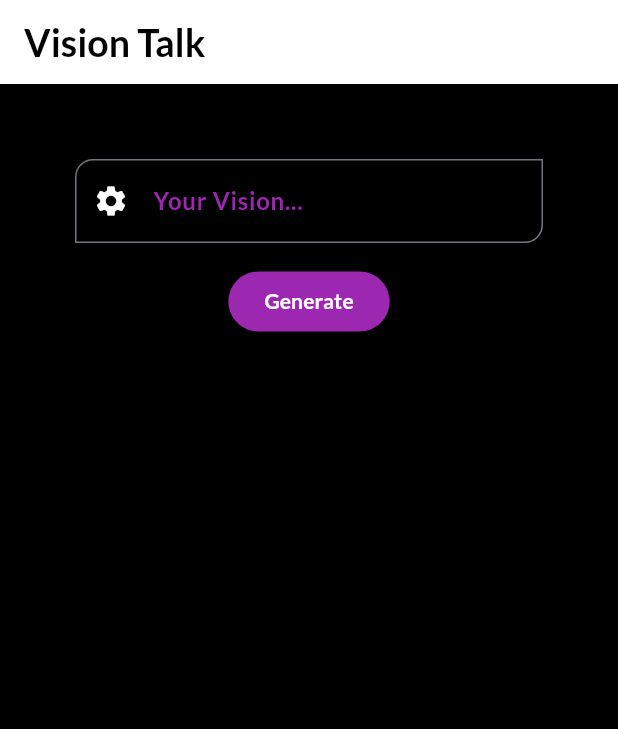
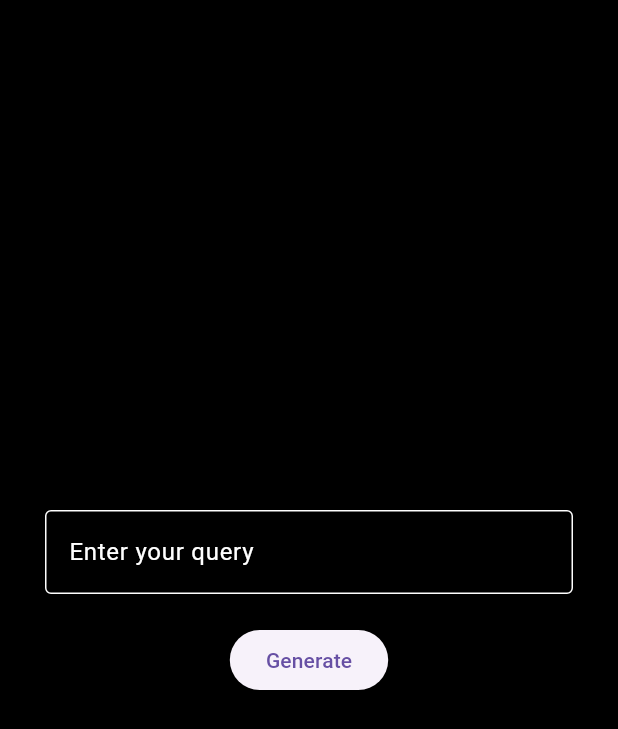
Before and after one commit to SerujanSatkunanathan/vision_talk, a Flutter app: the screen it shows after launch, on a phone screen of 412 x 824 dp. Shown: the top 729 px of the screen. Run offline on Flutter 3.47's test engine with Material 3 defaults, Android fonts, the phone set to English and light mode, and no system bars; our stand-ins replace another_flutter_splash_screen, google_fonts, google_generative_ai.

Commit message:
gemini integration

```diff
--- /dev/null
+++ b/lib/gemini.dart
@@ -0,0 +1,93 @@
+import 'package:flutter/material.dart';
+import 'package:google_generative_ai/google_generative_ai.dart';
+
+class Gemini extends StatefulWidget {
+  const Gemini({super.key});
+
+  @override
+  State<Gemini> createState() => _GeminiState();
+}
+
+class _GeminiState extends State<Gemini> {
+  late GenerativeModel model;
+  final TextEditingController textEditingController = TextEditingController();
+  String? response;
+
+  void dispose() {
+    textEditingController.dispose();
+  }
+
+  @override
+  void initState() {
+    super.initState();
+    const String apiKey = 'AIzaSyCAZAV_0xBSsQANt_vLUICBiBRh3I-xFp0';
+    model = GenerativeModel(model: 'gemini-1.5-flash', apiKey: apiKey);
+  }
+
+  @override
+  Widget build(BuildContext context) {
+    return MaterialApp(
+      home: Scaffold(
+        backgroundColor: Colors.black,
+        body: Center(
+          child: Padding(
+            padding: const EdgeInsets.all(30.0),
+            child: Column(
+              mainAxisAlignment: MainAxisAlignment.center,
+              crossAxisAlignment: CrossAxisAlignment.center,
+              children: [
+                TextField(
+                  controller: textEditingController,
+                  decoration: const InputDecoration(
+                    labelText: "Enter your query",
+                    labelStyle: TextStyle(color: Colors.white),
+                    enabledBorder: OutlineInputBorder(
+                      borderSide: BorderSide(color: Colors.white),
+                    ),
+                    focusedBorder: OutlineInputBorder(
+                      borderSide: BorderSide(color: Colors.cyanAccent),
+                    ),
+                  ),
+                  style: const TextStyle(color: Colors.white),
+                ),
+                const SizedBox(height: 20),
+                ElevatedButton(
+                  onPressed: () async {
+                    final input = textEditingController.text;
+                    final content = Content.text(input);
+                    try {
+                      var generatedResponse =
+                          await model.generateContent([content]);
+
+                      setState(() {
+                        response = generatedResponse.text;
+                      });
+                    } catch (e) {
+                      print("Error generating content: $e");
+                      setState(() {
+                        response = "Error generating content";
+                      });
+                    }
+                  },
+                  child: const Text("Generate"),
+                ),
+                const SizedBox(height: 20),
+                if (response != null)
+                  SizedBox(
+                    height: 200,
+                    width: double.infinity,
+                    child: SingleChildScrollView(
+                      child: Text(
+                        response!,
+                        style: const TextStyle(color: Colors.white),
+                      ),
+                    ),
+                  )
+              ],
+            ),
+          ),
+        ),
+      ),
+    );
+  }
+}
--- a/pubspec.yaml
+++ b/pubspec.yaml
@@ -37,6 +37,8 @@ dependencies:
   # Use with the CupertinoIcons class for iOS style icons.
   cupertino_icons: ^1.0.8
   another_flutter_splash_screen: ^1.2.1
+  http: ^1.2.2
+  google_generative_ai: ^0.4.5
 
 dev_dependencies:
   flutter_test:
```
Also changed, not shown: lib/main.dart (+10 -5 lines), pubspec.lock, 1 other file.
